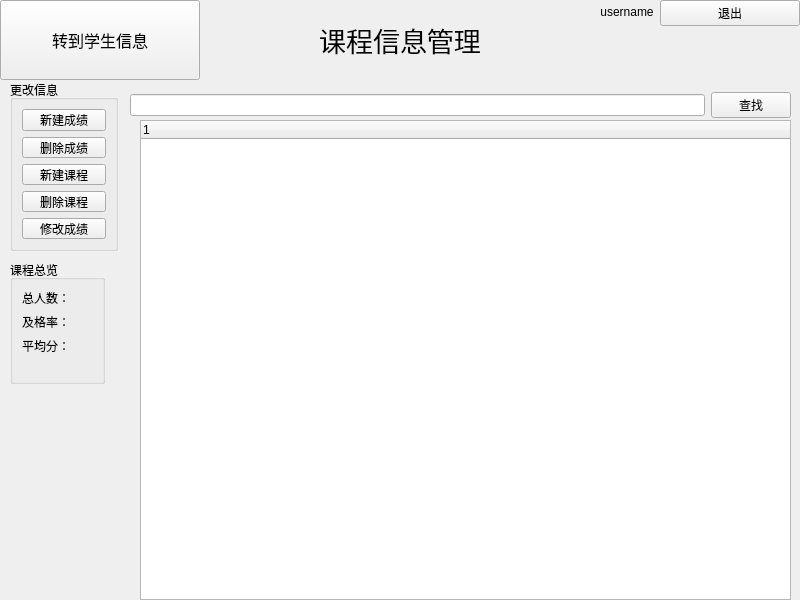
This is lesson_manage_page.ui in for-all-fistance/student_manager as Qt 5 draws it before an edit. The edited form follows.
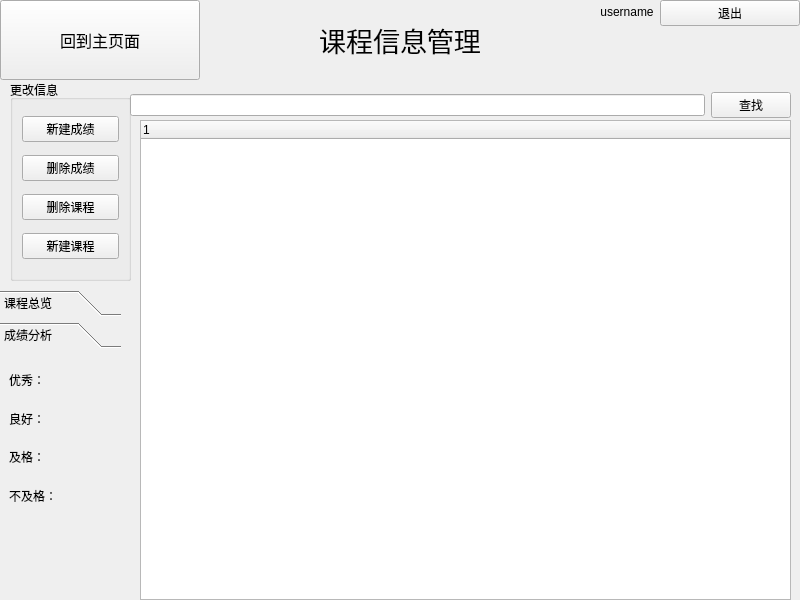
This is the edited form. The open tabs and pages were chosen to show the change. Icons and pictures are not drawn.

Patch:
```diff
--- a/lesson_manage_page.ui
+++ b/lesson_manage_page.ui
@@ -65,7 +65,7 @@
      <bool>true</bool>
     </property>
     <property name="text">
-     <string>转到学生信息</string>
+     <string>回到主页面</string>
     </property>
    </widget>
    <widget class="QLabel" name="topic">
@@ -133,14 +133,21 @@
     <rect>
      <x>10</x>
      <y>80</y>
-     <width>108</width>
-     <height>171</height>
+     <width>121</width>
+     <height>201</height>
     </rect>
    </property>
    <property name="title">
     <string>更改信息</string>
    </property>
    <layout class="QGridLayout" name="gridLayout">
+    <item row="2" column="0">
+     <widget class="QPushButton" name="del_lesson_btn">
+      <property name="text">
+       <string>删除课程</string>
+      </property>
+     </widget>
+    </item>
     <item row="1" column="0">
      <widget class="QPushButton" name="del_score_btn">
       <property name="text">
@@ -148,13 +155,6 @@
       </property>
      </widget>
     </item>
-    <item row="3" column="0">
-     <widget class="QPushButton" name="pushButton">
-      <property name="text">
-       <string>删除课程</string>
-      </property>
-     </widget>
-    </item>
     <item row="0" column="0">
      <widget class="QPushButton" name="add_score_btn">
       <property name="text">
@@ -162,15 +162,8 @@
       </property>
      </widget>
     </item>
-    <item row="4" column="0">
-     <widget class="QPushButton" name="chag_score_btn">
-      <property name="text">
-       <string>修改成绩</string>
-      </property>
-     </widget>
-    </item>
-    <item row="2" column="0">
-     <widget class="QPushButton" name="pushButton_2">
+    <item row="3" column="0">
+     <widget class="QPushButton" name="add_lesson_btn">
       <property name="text">
        <string>新建课程</string>
       </property>
@@ -178,34 +171,43 @@
     </item>
    </layout>
   </widget>
-  <widget class="QGroupBox" name="groupBox_2">
+  <widget class="QToolBox" name="lesson_summery">
    <property name="geometry">
     <rect>
-     <x>10</x>
-     <y>260</y>
-     <width>95</width>
-     <height>124</height>
+     <x>0</x>
+     <y>290</y>
+     <width>121</width>
+     <height>231</height>
     </rect>
    </property>
-   <property name="title">
+   <widget class="QWidget" name="summery">
+    <property name="geometry">
+     <rect>
+      <x>0</x>
+      <y>0</y>
+      <width>121</width>
+      <height>161</height>
+     </rect>
+    </property>
+    <attribute name="label">
     <string>课程总览</string>
-   </property>
-   <layout class="QFormLayout" name="formLayout_2">
-    <item row="0" column="0">
+    </attribute>
+    <layout class="QVBoxLayout" name="verticalLayout">
+     <item>
      <widget class="QLabel" name="total_stu">
       <property name="text">
        <string>总人数：</string>
       </property>
      </widget>
     </item>
-    <item row="1" column="0">
+     <item>
      <widget class="QLabel" name="pass_rate">
       <property name="text">
        <string>及格率：</string>
       </property>
      </widget>
     </item>
-    <item row="2" column="0">
+     <item>
      <widget class="QLabel" name="average">
       <property name="text">
        <string>平均分：</string>
@@ -213,6 +215,50 @@
      </widget>
     </item>
    </layout>
+   </widget>
+   <widget class="QWidget" name="grade_distribution">
+    <property name="geometry">
+     <rect>
+      <x>0</x>
+      <y>0</y>
+      <width>121</width>
+      <height>161</height>
+     </rect>
+    </property>
+    <attribute name="label">
+     <string>成绩分析</string>
+    </attribute>
+    <layout class="QVBoxLayout" name="verticalLayout_2">
+     <item>
+      <widget class="QLabel" name="perfect">
+       <property name="text">
+        <string>优秀：</string>
+       </property>
+      </widget>
+     </item>
+     <item>
+      <widget class="QLabel" name="good">
+       <property name="text">
+        <string>良好：</string>
+       </property>
+      </widget>
+     </item>
+     <item>
+      <widget class="QLabel" name="pass">
+       <property name="text">
+        <string>及格：</string>
+       </property>
+      </widget>
+     </item>
+     <item>
+      <widget class="QLabel" name="fail">
+       <property name="text">
+        <string>不及格：</string>
+       </property>
+      </widget>
+     </item>
+    </layout>
+   </widget>
   </widget>
   <widget class="QWidget" name="widget" native="true">
    <property name="geometry">
```
Lines whose indentation alone changed are shown as unchanged.
